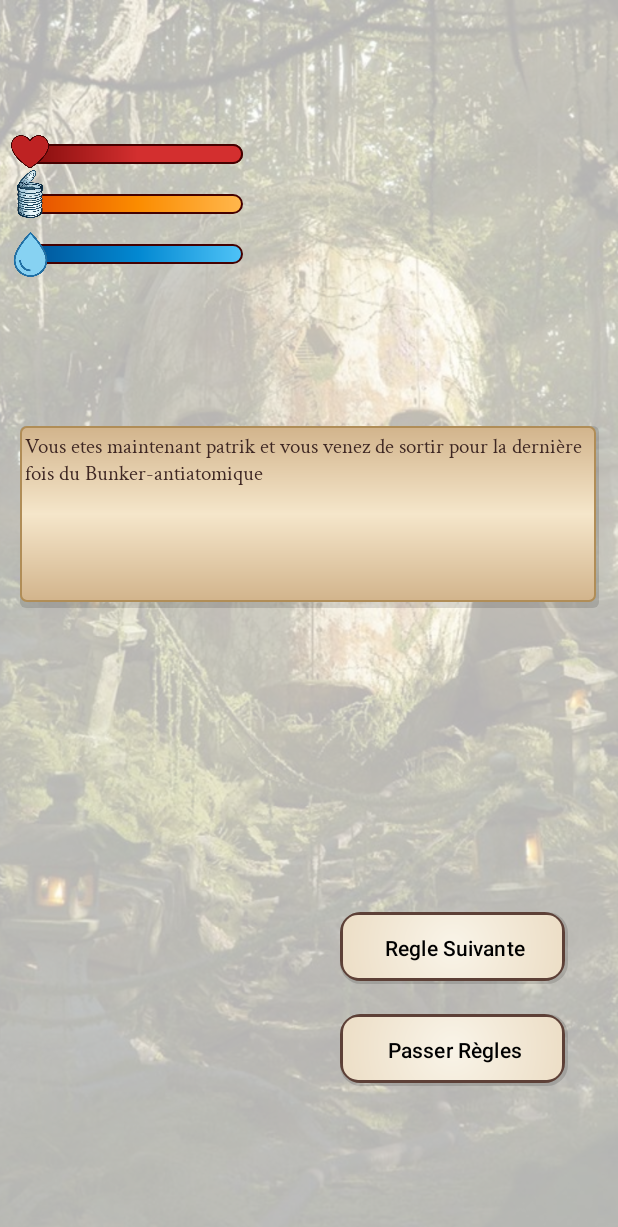
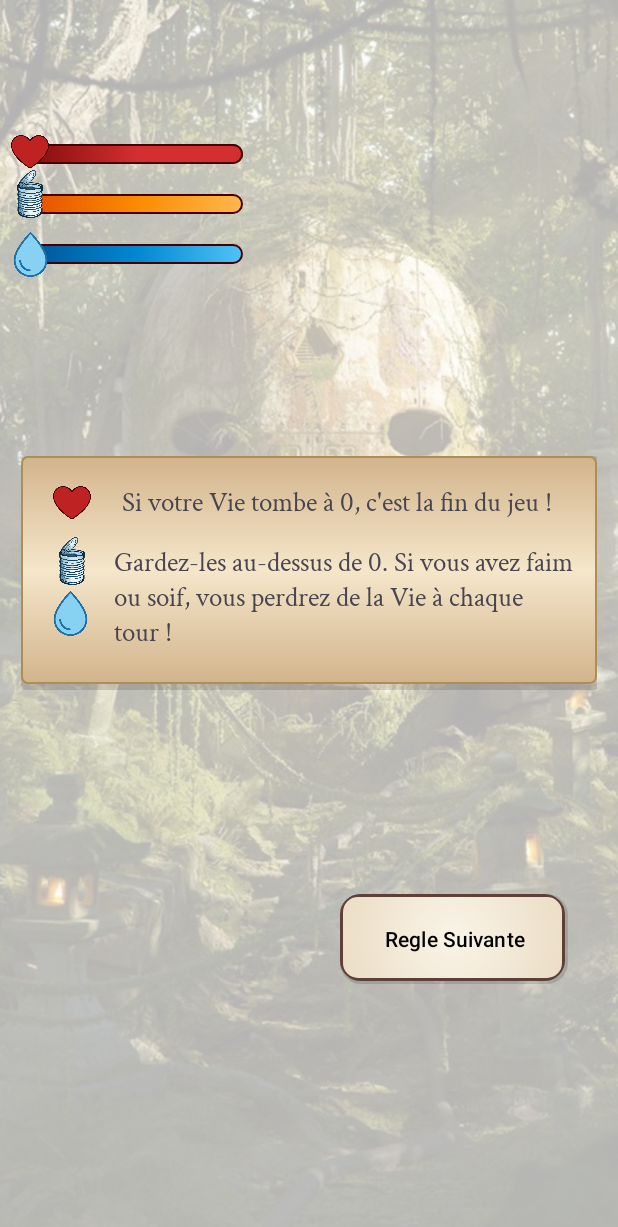
Before and after one commit to MarhadourM/Apocalypse, an Android app: the IntroGameView screen opened directly, with no data from a screen before it, after a tap on "Regle Suivante", on a phone screen of 412 x 824 dp. Shown: the top 1227 px of the screen. Run offline under Robolectric (Android 15) with nearby library versions, the phone set to English and light mode, and no system bars.

Commit message:
Ajout des regles

```diff
--- a/app/src/main/java/com/example/apocalypse/Game/Partie.kt
+++ b/app/src/main/java/com/example/apocalypse/Game/Partie.kt
@@ -34,8 +34,7 @@ object Partie {
     val colorPicker  = CartePicker()
 
     lateinit var currentAction  : Choix
-     //TODO A modifier pour teste quand les  regles seront implementers
-    var isFirstPartie : Boolean = false
+    var isFirstPartie : Boolean = true
 
 
 
--- a/app/src/main/java/com/example/apocalypse/IntroGameView.kt
+++ b/app/src/main/java/com/example/apocalypse/IntroGameView.kt
@@ -1,12 +1,16 @@
 package com.example.apocalypse
 
+import android.annotation.SuppressLint
 import android.os.Bundle
+import android.view.LayoutInflater
 import android.view.View
 import android.widget.Button
+import android.widget.LinearLayout
 import androidx.activity.enableEdgeToEdge
 import androidx.core.view.WindowCompat
 import androidx.core.view.WindowInsetsCompat
 import androidx.core.view.WindowInsetsControllerCompat
+import com.example.apocalypse.Game.Joueur
 import com.example.apocalypse.Game.Partie
 
 class IntroGameView : BaseActivity() {
@@ -14,6 +18,12 @@ class IntroGameView : BaseActivity() {
     lateinit var  buttonPasserRegles : Button
     lateinit var  buttonRegleSuivante : Button
 
+    var RessourcesRegles = arrayOf(R.layout.regle1,R.layout.regle2 ,R.layout.regle3,R.layout.regle4)
+    var iRegle = 0
+
+    lateinit var llRegles  : LinearLayout
+
+    @SuppressLint("SetTextI18n")
     override fun onCreate(savedInstanceState: Bundle?) {
         super.onCreate(savedInstanceState)
         enableEdgeToEdge()
@@ -27,22 +37,41 @@ class IntroGameView : BaseActivity() {
         Partie.currentContext = this
         buttonPasserRegles = findViewById(R.id.buttonPasserRegles)
         buttonRegleSuivante = findViewById(R.id.buttonRegleSuivante)
+        llRegles = findViewById(R.id.llRegles)
 
         buttonRegleSuivante.setOnClickListener {
             regleSuivante()
         }
+        regleSuivante()
 
-        if(!Partie.isFirstPartie){
+        buttonPasserRegles.setOnClickListener {
+            Partie.finIntro()
+            createIntent(this, ChoixBonusView::class.java)
+        }
+        if(Partie.isFirstPartie){
+            buttonPasserRegles.text = "Survivre"
+
+        }else{
             buttonPasserRegles.visibility = View.VISIBLE
-            buttonPasserRegles.setOnClickListener {
-                Partie.finIntro()
-                createIntent(this, ChoixBonusView::class.java)
-            }
         }
+
 
     }
 
     private fun regleSuivante() {
-        TODO("Not yet implemented")
+        llRegles.removeAllViews()
+        val inflater = LayoutInflater.from(this)
+        val itemView = inflater.inflate(RessourcesRegles[iRegle], llRegles, false)
+        llRegles.addView(itemView)
+
+        if (iRegle==3){
+            buttonRegleSuivante.visibility = View.INVISIBLE
+            buttonPasserRegles.visibility = View.VISIBLE
+            iRegle = 0
+        }else{
+            iRegle++
+        }
+
+
     }
 }
--- a/app/src/main/java/com/example/apocalypse/LancerDesSensor.kt
+++ b/app/src/main/java/com/example/apocalypse/LancerDesSensor.kt
@@ -40,6 +40,8 @@ class LancerDesSensor : BaseActivity(), SensorEventListener {
     lateinit var tvResult: TextView
     lateinit var buttonSuivant: Button
     lateinit var  currentAction :Choix
+
+
 
 
 
--- a/app/src/main/res/drawable/parchemin.xml
+++ b/app/src/main/res/drawable/parchemin.xml
@@ -24,10 +24,10 @@
             <corners android:radius="4dp" />
 
             <padding
-                android:left="20dp"
-                android:top="20dp"
-                android:right="20dp"
-                android:bottom="20dp" />
+                android:left="10dp"
+                android:top="10dp"
+                android:right="10dp"
+                android:bottom="10dp" />
         </shape>
     </item>
 
--- a/app/src/main/res/layout/action_view.xml
+++ b/app/src/main/res/layout/action_view.xml
@@ -52,14 +52,14 @@
         android:layout_width="140dp"
         android:layout_height="13dp"
         android:layout_marginStart="20dp"
-        android:layout_marginTop="64dp"
+        android:layout_marginTop="20dp"
         android:background="@drawable/progress_background"
         android:max="120"
         android:min="0"
         android:progress="120"
         android:progressDrawable="@drawable/progress_hydra"
         app:layout_constraintStart_toStartOf="parent"
-        app:layout_constraintTop_toBottomOf="@+id/progressBarVie3" />
+        app:layout_constraintTop_toBottomOf="@+id/progressBarSatiete3" />
     <ImageView
         android:id="@+id/goutte3"
         android:layout_width="30dp"
--- a/app/src/main/res/layout/activity_intro_game_view.xml
+++ b/app/src/main/res/layout/activity_intro_game_view.xml
@@ -39,7 +39,7 @@
         android:background="@drawable/paper_background"
         android:text="Passer Règles"
         android:textColor="#000000"
-        android:visibility="visible"
+        android:visibility="invisible"
         app:backgroundTint="@null"
         app:layout_constraintEnd_toEndOf="@+id/buttonRegleSuivante"
         app:layout_constraintStart_toStartOf="@+id/buttonRegleSuivante"
@@ -48,7 +48,7 @@
     <Button
         android:id="@+id/buttonRegleSuivante"
         android:layout_width="152dp"
-        android:layout_height="48dp"
+        android:layout_height="60dp"
         android:layout_marginBottom="168dp"
         android:background="@drawable/paper_background"
         android:text="Regle Suivante"
@@ -58,22 +58,6 @@
         app:layout_constraintEnd_toEndOf="parent"
         app:layout_constraintHorizontal_bias="0.873"
         app:layout_constraintStart_toStartOf="parent" />
-
-    <TextView
-        android:id="@+id/textView3"
-        android:layout_width="386dp"
-        android:layout_height="121dp"
-        android:layout_marginLeft="24dp"
-        android:layout_marginTop="284dp"
-        android:layout_marginRight="24dp"
-        android:background="@drawable/parchemin"
-        android:fontFamily="@font/crimson_text"
-        android:padding="3dp"
-        android:text="Vous etes maintenant patrik et vous venez de sortir pour la dernière fois du Bunker-antiatomique  "
-        android:textColor="#3E2723"
-        app:layout_constraintEnd_toEndOf="parent"
-        app:layout_constraintStart_toStartOf="parent"
-        app:layout_constraintTop_toTopOf="@+id/bgImage" />
 
     <ProgressBar
         android:id="@+id/progressBarSatiete"
@@ -145,5 +129,24 @@
         app:layout_constraintTop_toBottomOf="@+id/progressBarVie"
         app:srcCompat="@drawable/conserve" />
 
+    <androidx.constraintlayout.widget.ConstraintLayout
+        android:layout_width="386dp"
+        android:layout_height="wrap_content"
+        android:layout_marginTop="112dp"
+        app:layout_constraintEnd_toEndOf="parent"
+        app:layout_constraintHorizontal_bias="0.48"
+        app:layout_constraintStart_toStartOf="parent"
+        app:layout_constraintTop_toBottomOf="@+id/progressBarHydra">
+
+        <LinearLayout
+            android:id="@+id/llRegles"
+            android:layout_width="384dp"
+            android:layout_height="wrap_content"
+            android:orientation="vertical"
+            app:layout_constraintEnd_toEndOf="parent"
+            app:layout_constraintStart_toStartOf="parent"
+            app:layout_constraintTop_toTopOf="parent"></LinearLayout>
+    </androidx.constraintlayout.widget.ConstraintLayout>
+
 
 </androidx.constraintlayout.widget.ConstraintLayout>
--- /dev/null
+++ b/app/src/main/res/layout/regle2.xml
@@ -0,0 +1,73 @@
+<?xml version="1.0" encoding="utf-8"?>
+<androidx.constraintlayout.widget.ConstraintLayout xmlns:android="http://schemas.android.com/apk/res/android"
+    xmlns:app="http://schemas.android.com/apk/res-auto"
+    xmlns:tools="http://schemas.android.com/tools"
+    android:layout_width="match_parent"
+    android:layout_height="match_parent">
+
+    <androidx.constraintlayout.widget.ConstraintLayout
+        android:layout_width="386dp"
+        android:layout_height="156dp"
+        android:layout_marginTop="16dp"
+        android:background="@drawable/parchemin"
+        app:layout_constraintEnd_toEndOf="parent"
+        app:layout_constraintHorizontal_bias="0.48"
+        app:layout_constraintStart_toStartOf="parent"
+        app:layout_constraintTop_toTopOf="parent">
+
+        <TextView
+            android:id="@+id/textView4"
+            android:layout_width="wrap_content"
+            android:layout_height="wrap_content"
+            android:layout_marginTop="8dp"
+            android:fontFamily="@font/crimson_text"
+            android:text="Si votre Vie tombe à 0, c'est la fin du jeu !"
+            android:textSize="18dp"
+            app:layout_constraintEnd_toEndOf="parent"
+            app:layout_constraintHorizontal_bias="0.726"
+            app:layout_constraintStart_toStartOf="parent"
+            app:layout_constraintTop_toTopOf="parent" />
+
+        <TextView
+            android:id="@+id/textView7"
+            android:layout_width="314dp"
+            android:layout_height="83dp"
+            android:layout_marginTop="48dp"
+            android:fontFamily="@font/crimson_text"
+            android:text="Gardez-les au-dessus de 0. Si vous avez faim ou soif, vous perdrez de la Vie à chaque tour !"
+            android:textSize="18dp"
+            app:layout_constraintEnd_toEndOf="parent"
+            app:layout_constraintHorizontal_bias="1.0"
+            app:layout_constraintStart_toStartOf="parent"
+            app:layout_constraintTop_toTopOf="parent" />
+
+        <ImageView
+            android:id="@+id/coeur5"
+            android:layout_width="40dp"
+            android:layout_height="40dp"
+            android:layout_marginStart="4dp"
+            app:layout_constraintStart_toStartOf="parent"
+            app:layout_constraintTop_toTopOf="parent"
+            app:srcCompat="@drawable/coeur" />
+
+        <ImageView
+            android:id="@+id/conserve5"
+            android:layout_width="40dp"
+            android:layout_height="40dp"
+            android:layout_marginStart="4dp"
+            app:layout_constraintStart_toStartOf="parent"
+            app:layout_constraintTop_toBottomOf="@+id/coeur5"
+            app:srcCompat="@drawable/conserve" />
+
+        <ImageView
+            android:id="@+id/goutte5"
+            android:layout_width="30dp"
+            android:layout_height="30dp"
+            android:layout_marginStart="8dp"
+            android:layout_marginTop="40dp"
+            app:layout_constraintStart_toStartOf="parent"
+            app:layout_constraintTop_toBottomOf="@+id/coeur5"
+            app:srcCompat="@drawable/goutte" />
+    </androidx.constraintlayout.widget.ConstraintLayout>
+
+</androidx.constraintlayout.widget.ConstraintLayout>
```
Also changed, not shown: app/src/main/res/layout/regle1.xml (added, +31 -0 lines), app/src/main/res/layout/regle3.xml (added, +55 -0 lines), app/src/main/res/layout/regle4.xml (added, +16 -0 lines), app/src/main/res/drawable/regleschema.png (added).
